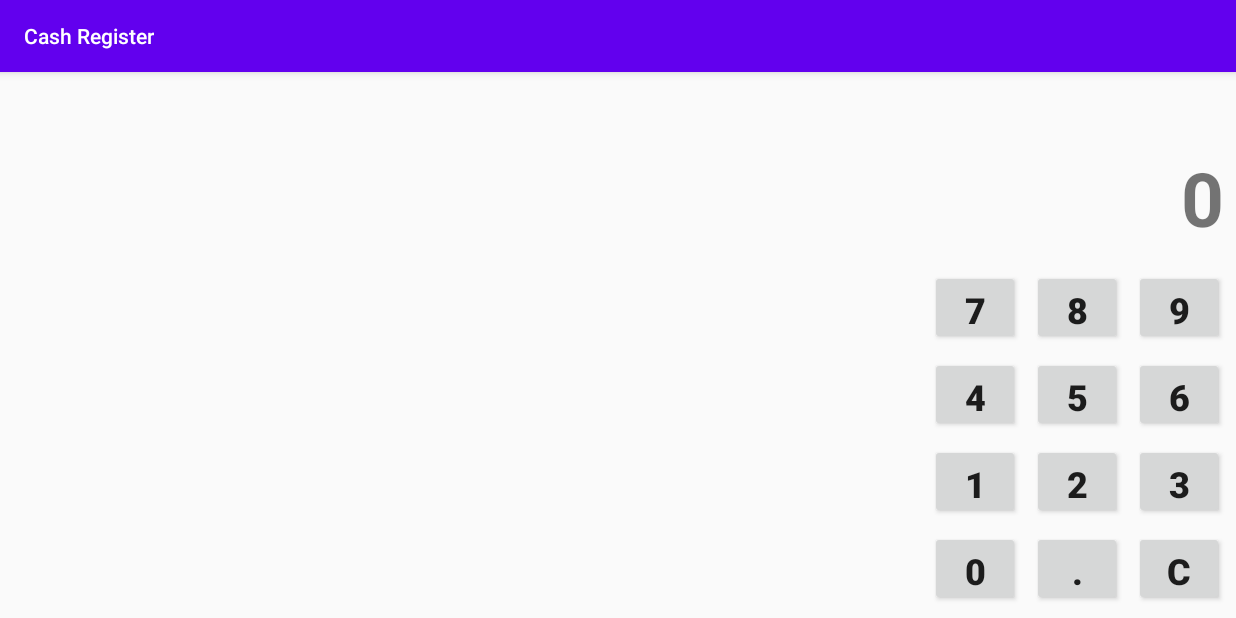
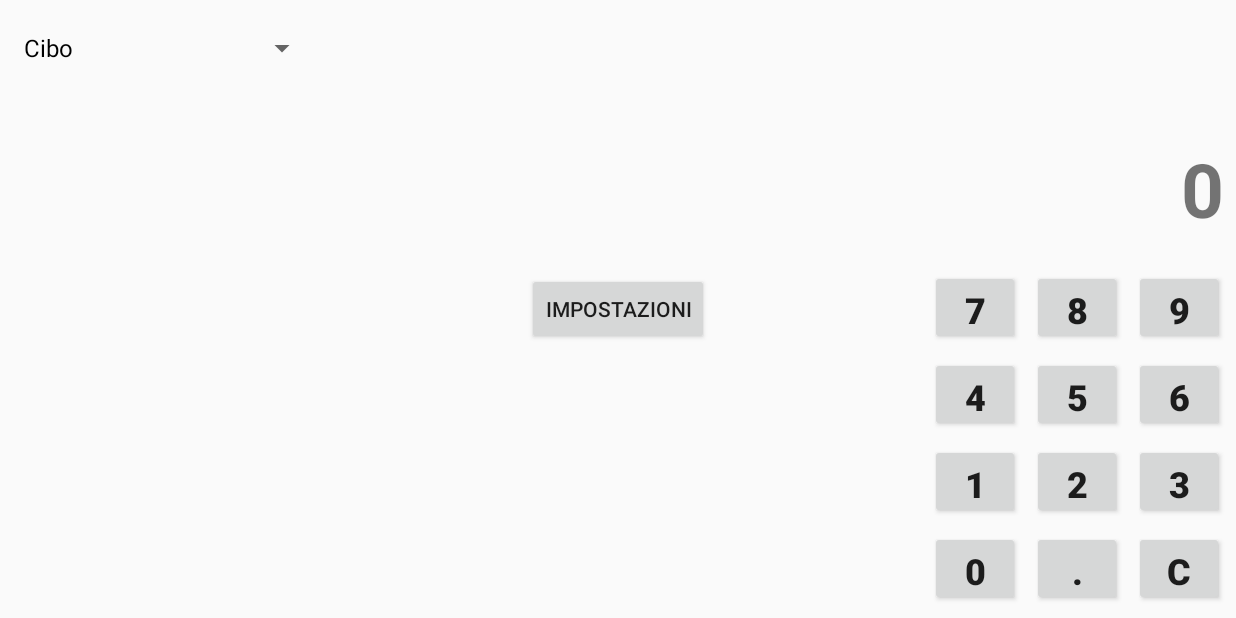
Before and after one commit to simone-di-paolo/cash-register-android, an Android app: the screen it shows after launch (MainActivity), on a phone screen of 824 x 412 dp (held sideways). Run offline under Robolectric (Android 15) with nearby library versions, the phone set to English and light mode, and no system bars.

Commit message:
Feature - Added new fragments and navigation through fragments

```diff
--- a/app/src/main/AndroidManifest.xml
+++ b/app/src/main/AndroidManifest.xml
@@ -10,7 +10,8 @@
         android:supportsRtl="true"
         android:theme="@style/AppTheme">
         <activity android:name=".MainActivity"
-            android:screenOrientation="landscape">
+            android:screenOrientation="landscape"
+            android:exported="true">
             <intent-filter>
                 <action android:name="android.intent.action.MAIN" />
 
--- a/app/src/main/java/com/dev/simonedipaolo/cashregister/fragments/CashRegisterFragment.java
+++ b/app/src/main/java/com/dev/simonedipaolo/cashregister/fragments/CashRegisterFragment.java
@@ -4,17 +4,42 @@ import android.os.Bundle;
 import android.view.LayoutInflater;
 import android.view.View;
 import android.view.ViewGroup;
+import android.widget.AdapterView;
+import android.widget.ArrayAdapter;
+import android.widget.Button;
+import android.widget.Spinner;
+import android.widget.Toast;
 
 import androidx.annotation.NonNull;
 import androidx.annotation.Nullable;
 import androidx.fragment.app.Fragment;
+import androidx.navigation.Navigation;
 
 import com.dev.simonedipaolo.cashregister.R;
+
+import java.util.ArrayList;
 
 /**
  * Created by Simone Di Paolo on 28/07/2022.
  */
-public class CashRegisterFragment extends Fragment {
+public class CashRegisterFragment extends Fragment implements AdapterView.OnItemSelectedListener {
+
+    // BUTTONS
+    private Button button0;
+    private Button button1;
+    private Button button2;
+    private Button button3;
+    private Button button4;
+    private Button button5;
+    private Button button6;
+    private Button button7;
+    private Button button8;
+    private Button button9;
+    private Button buttonCanc;
+    private Button buttonComma;
+    private Button settings;
+
+    private Spinner dropdown;
 
     public CashRegisterFragment() {
         // empty
@@ -23,8 +48,53 @@ public class CashRegisterFragment extends Fragment {
     @Nullable
     @Override
     public View onCreateView(@NonNull LayoutInflater inflater, @Nullable ViewGroup container, @Nullable Bundle savedInstanceState) {
+        container.removeAllViews();
         View v = inflater.inflate(R.layout.fragment_cash_register, container, false);
+
+        viewsInitializer(v);
+        createDropdownList();
 
         return v;
     }
+
+    private void createDropdownList() {
+        ArrayAdapter<CharSequence> adapter = ArrayAdapter.createFromResource(this.getContext(), R.array.default_dropdown_list, R.layout.support_simple_spinner_dropdown_item);
+
+        adapter.setDropDownViewResource(R.layout.support_simple_spinner_dropdown_item);
+        dropdown.setAdapter(adapter);
+
+        dropdown.setOnItemSelectedListener(this);
+    }
+
+    private void viewsInitializer(View v) {
+        // buttons
+        button0 = v.findViewById(R.id.calculator_button0);
+        button1 = v.findViewById(R.id.calculator_button1);
+        button2 = v.findViewById(R.id.calculator_button2);
+        button3 = v.findViewById(R.id.calculator_button3);
+        button4 = v.findViewById(R.id.calculator_button4);
+        button5 = v.findViewById(R.id.calculator_button5);
+        button6 = v.findViewById(R.id.calculator_button6);
+        button7 = v.findViewById(R.id.calculator_button7);
+        button8 = v.findViewById(R.id.calculator_button8);
+        button9 = v.findViewById(R.id.calculator_button9);
+
+        settings = v.findViewById(R.id.settingsButton);
+        settings.setOnClickListener(view -> Navigation.findNavController(v).navigate(R.id.settingsFragment));
+
+        // dropdown
+        dropdown = v.findViewById(R.id.dropdown);
+    }
+
+    @Override
+    public void onItemSelected(AdapterView<?> adapterView, View view, int i, long l) {
+        String choice = adapterView.getItemAtPosition(i).toString();
+        Toast.makeText(this.getContext(), choice, Toast.LENGTH_SHORT).show();
+    }
+
+    @Override
+    public void onNothingSelected(AdapterView<?> adapterView) {
+
+    }
+
 }
--- a/app/src/main/res/layout/activity_main.xml
+++ b/app/src/main/res/layout/activity_main.xml
@@ -6,9 +6,12 @@
     android:layout_height="match_parent"
     tools:context=".MainActivity">
 
-    <FrameLayout
+    <fragment
         android:id="@+id/fragmentPlaceholder"
         android:layout_width="match_parent"
-        android:layout_height="match_parent"/>
+        android:layout_height="match_parent"
+        android:name="androidx.navigation.fragment.NavHostFragment"
+        app:defaultNavHost="true"
+        app:navGraph="@navigation/cash_register_nav"/>
 
 </androidx.constraintlayout.widget.ConstraintLayout>
--- a/app/src/main/res/layout/fragment_cash_register.xml
+++ b/app/src/main/res/layout/fragment_cash_register.xml
@@ -188,7 +188,7 @@
         android:layout_marginTop="8dp"
         android:layout_marginEnd="8dp"
         android:layout_marginBottom="8dp"
-        android:gravity="center_vertical"
+        android:gravity="end"
         android:text="@string/default_calc_value"
         android:textAlignment="textEnd"
         android:textSize="50sp"
@@ -199,4 +199,31 @@
         app:layout_constraintStart_toStartOf="@+id/calculator_button7"
         app:layout_constraintTop_toTopOf="parent"
         app:layout_constraintVertical_bias="1.0" />
+
+    <Spinner
+        android:id="@+id/dropdown"
+        android:layout_width="204dp"
+        android:layout_height="wrap_content"
+        android:layout_marginStart="8dp"
+        android:layout_marginTop="8dp"
+        android:contentDescription="@string/dropdown_category"
+        android:minHeight="48dp"
+        app:layout_constraintBottom_toBottomOf="parent"
+        app:layout_constraintEnd_toEndOf="parent"
+        app:layout_constraintHorizontal_bias="0.0"
+        app:layout_constraintStart_toStartOf="parent"
+        app:layout_constraintTop_toTopOf="parent"
+        app:layout_constraintVertical_bias="0.0" />
+
+    <Button
+        android:id="@+id/settingsButton"
+        android:layout_width="wrap_content"
+        android:layout_height="wrap_content"
+        android:text="@string/settings"
+        app:layout_constraintBottom_toBottomOf="parent"
+        app:layout_constraintEnd_toEndOf="parent"
+        app:layout_constraintStart_toStartOf="parent"
+        app:layout_constraintTop_toTopOf="parent" />
+
+
 </androidx.constraintlayout.widget.ConstraintLayout>
--- /dev/null
+++ b/app/src/main/res/navigation/cash_register_nav.xml
@@ -0,0 +1,23 @@
+<?xml version="1.0" encoding="utf-8"?>
+<navigation xmlns:android="http://schemas.android.com/apk/res/android"
+    xmlns:app="http://schemas.android.com/apk/res-auto"
+    android:id="@+id/cash_register_nav"
+    app:startDestination="@id/cashRegisterFragment">
+
+    <fragment
+        android:id="@+id/cashRegisterFragment"
+        android:name="com.dev.simonedipaolo.cashregister.fragments.CashRegisterFragment"
+        android:label="CashRegisterFragment" >
+        <action
+            android:id="@+id/action_cashRegisterFragment_to_settingsFragment"
+            app:destination="@id/settingsFragment" />
+    </fragment>
+    <fragment
+        android:id="@+id/settingsFragment"
+        android:name="com.dev.simonedipaolo.cashregister.fragments.SettingsFragment"
+        android:label="SettingsFragment" >
+        <action
+            android:id="@+id/action_settingsFragment_to_cashRegisterFragment2"
+            app:destination="@id/cashRegisterFragment" />
+    </fragment>
+</navigation>
--- a/app/src/main/res/values/strings.xml
+++ b/app/src/main/res/values/strings.xml
@@ -16,5 +16,25 @@
     <string name="button_canc">C</string>
     <string name="default_calc_value">0</string>
 
+    // ----- DROPDOWN MENU -----
+    <string-array name="default_dropdown_list">
+        <item>Cibo</item>
+        <item>Bevande</item>
+        <item>Cocktail</item>
+        <item>Altro</item>
+    </string-array>
+
+    // ----- START SCREEN -----
+    <string name="new_cash_register">Crea nuovo</string>
+    <string name="open_cash_register">Apri</string>
+    <string name="settings_title">Impostazioni</string>
+    <string name="receipt_header">Intestazione scontrino</string>
+    <string name="header_receipt_hint">es. Pro Loco - Roma</string>
+    <string name="receipt_subheader_hint">es. Festività della ...</string>
+    <string name="receipt_subheader">Sottotitolo scontrino</string>
+    <string name="receipt_ending_text">Testo fine scontrino</string>
+    <string name="receipt_ending_text_hint">*** NON FISCALE ***</string>
+    <string name="dropdown_category">Categoria</string>
+    <string name="settings">Impostazioni</string>
 
 </resources>
--- a/app/src/main/res/values/styles.xml
+++ b/app/src/main/res/values/styles.xml
@@ -1,6 +1,6 @@
 <resources>
     <!-- Base application theme. -->
-    <style name="AppTheme" parent="Theme.AppCompat.Light.DarkActionBar">
+    <style name="AppTheme" parent="Theme.AppCompat.Light.NoActionBar">
         <!-- Customize your theme here. -->
         <item name="colorPrimary">@color/colorPrimary</item>
         <item name="colorPrimaryDark">@color/colorPrimaryDark</item>
--- a/build.gradle
+++ b/build.gradle
@@ -5,7 +5,7 @@ buildscript {
         jcenter()
     }
     dependencies {
-        classpath "com.android.tools.build:gradle:4.0.0"
+        classpath 'com.android.tools.build:gradle:7.2.1'
 
         // NOTE: Do not place your application dependencies here; they belong
         // in the individual module build.gradle files
```
Also changed, not shown: app/build.gradle (+9 -7 lines), app/src/main/java/com/dev/simonedipaolo/cashregister/core/CashRegister.java (added, +66 -0 lines), app/src/main/java/com/dev/simonedipaolo/cashregister/fragments/SettingsFragment.java (added, +32 -0 lines), app/src/main/res/layout/settings_fragment.xml (added, +74 -0 lines), app/src/main/res/xml/preferences.xml (added, +8 -0 lines), gradle/wrapper/gradle-wrapper.properties.
